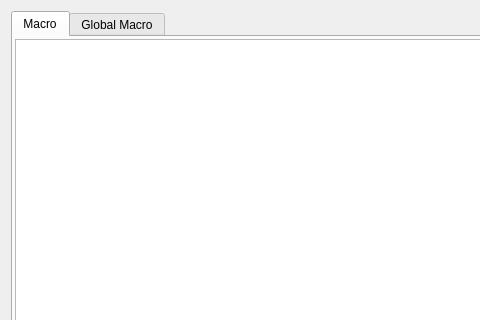
Above: QKeyMapper/qmacrolistdialog.ui from Zalafina/QKeyMapper before the change; both pictures show x 0 to 480 and y 0 to 320 of the 700 by 500 pixel window. Below: the same form after it.
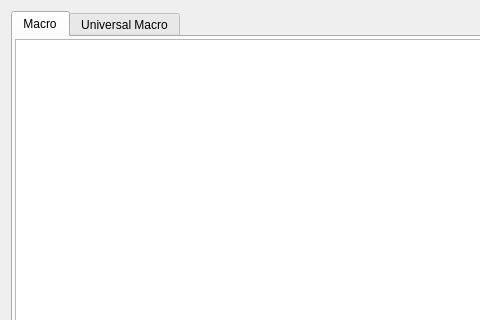
That is the form after the change. Custom widgets are drawn as their Qt base class.

Commit message: Add macro list dialog.

The edit to the form file:
```diff
--- a/QKeyMapper/qmacrolistdialog.ui
+++ b/QKeyMapper/qmacrolistdialog.ui
@@ -70,7 +70,7 @@
         </widget>
         <widget class="QWidget" name="globalmacro_list">
          <attribute name="title">
-          <string>Global Macro</string>
+          <string>Universal Macro</string>
          </attribute>
          <layout class="QVBoxLayout" name="verticalLayout">
           <property name="spacing">
```
Left out of the diff: 6 changed lines with no effect on the pictures. The commit also changes 7 other files.
